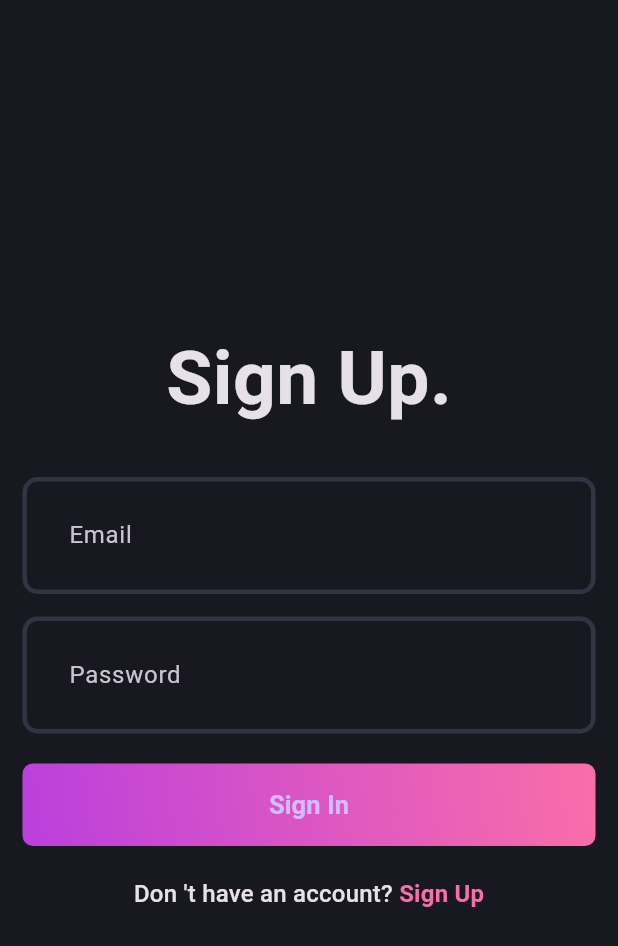
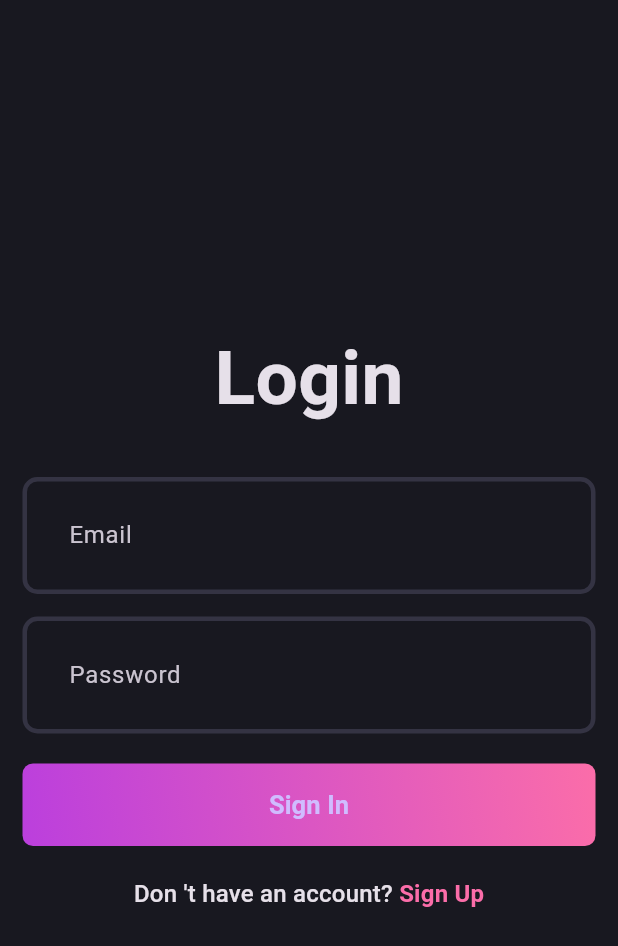
Before and after one commit to TiwariAshuism/blog_app, a Flutter app: the screen it shows after launch, on a phone screen of 412 x 824 dp. Shown: the top 946 px of the screen. Run offline on Flutter 3.47's test engine with Material 3 defaults, Android fonts, the phone set to English and light mode, and no system bars; our stand-ins replace dotted_border, flutter_bloc, fpdart, get_it, hive, image_picker and 2 more; accounts and stored records are empty; statements that could not run were skipped.

```diff
--- a/lib/features/auth/presentation/pages/login_page.dart
+++ b/lib/features/auth/presentation/pages/login_page.dart
@@ -61,7 +61,7 @@ class _LoginPageState extends State<LoginPage> {
                   mainAxisAlignment: MainAxisAlignment.center,
                   children: [
                     const Text(
-                      'Sign Up.',
+                      'Login',
                       style: TextStyle(
                         fontSize: 50,
                         fontWeight: FontWeight.bold,
```
Also changed, not shown: lib/features/blog/presentation/pages/blog_page.dart (+10 -1 lines), 2 other files.
